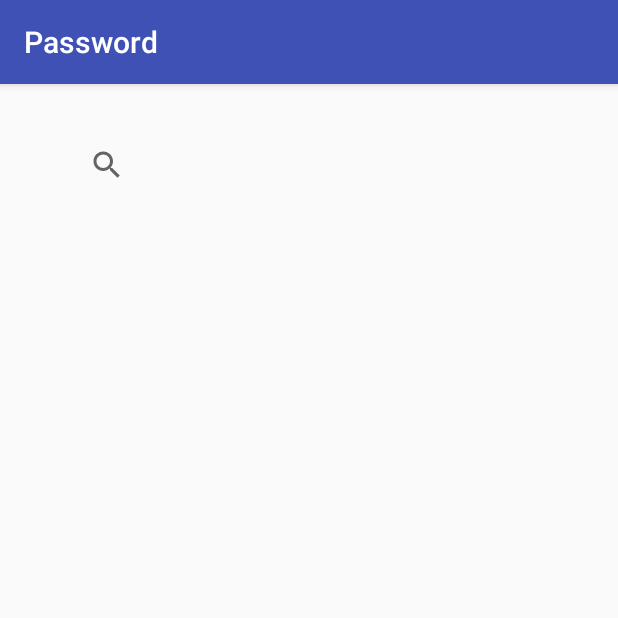
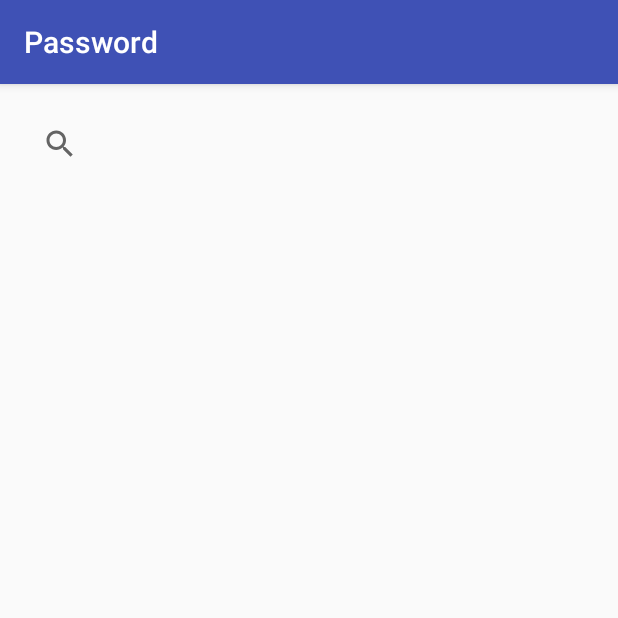
Before and after one commit to JJJJJJJJJ99/Inminder, an Android app: the Password screen opened directly, with no data from a screen before it, on a phone screen of 412 x 824 dp, the top half of it. Run offline under Robolectric (Android 15) with nearby library versions, the phone set to English and light mode, and no system bars; 1 statement that could not run was skipped.

Commit message:
little change

```diff
--- a/app/src/main/java/edu/brandeis/jjwang95/inminder/Password.java
+++ b/app/src/main/java/edu/brandeis/jjwang95/inminder/Password.java
@@ -6,6 +6,7 @@ import android.support.v7.widget.SearchView;
 import android.widget.ListView;
 
 public class Password extends AppCompatActivity {
+    private DBHelper helper;
 
     @Override
     protected void onCreate(Bundle savedInstanceState) {
@@ -15,5 +16,7 @@ public class Password extends AppCompatActivity {
         SearchView search = new SearchView(getApplicationContext());
         ListView list = new ListView(getApplicationContext());
 
+        helper = DBHelper.getInstance(getApplicationContext());
+
     }
 }
--- a/app/src/main/res/layout/activity_password.xml
+++ b/app/src/main/res/layout/activity_password.xml
@@ -10,21 +10,18 @@
     android:paddingTop="@dimen/activity_vertical_margin"
     tools:context="edu.brandeis.jjwang95.inminder.Password">
 
-    <SearchView
-        android:layout_width="wrap_content"
-        android:layout_height="wrap_content"
-        android:layout_alignParentTop="true"
-        android:layout_alignParentLeft="true"
-        android:layout_alignParentStart="true"
-        android:layout_marginLeft="31dp"
-        android:layout_marginStart="31dp"
-        android:layout_marginTop="14dp"
-        android:id="@+id/password_search" />
-
     <ListView
         android:id="@+id/password_list"
         android:layout_below="@id/password_search"
         android:layout_width="wrap_content"
         android:layout_height="wrap_content"></ListView>
 
+    <SearchView
+        android:layout_width="match_parent"
+        android:layout_height="wrap_content"
+        android:id="@+id/password_search"
+        android:layout_alignParentTop="true"
+        android:layout_alignParentLeft="true"
+        android:layout_alignParentStart="true" />
+
 </RelativeLayout>
```
